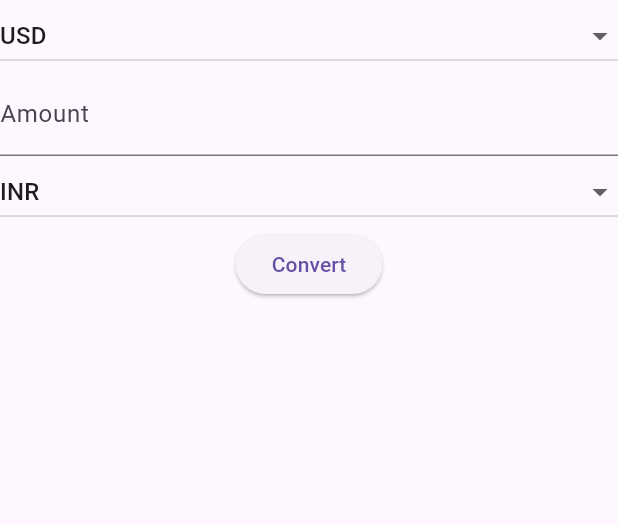
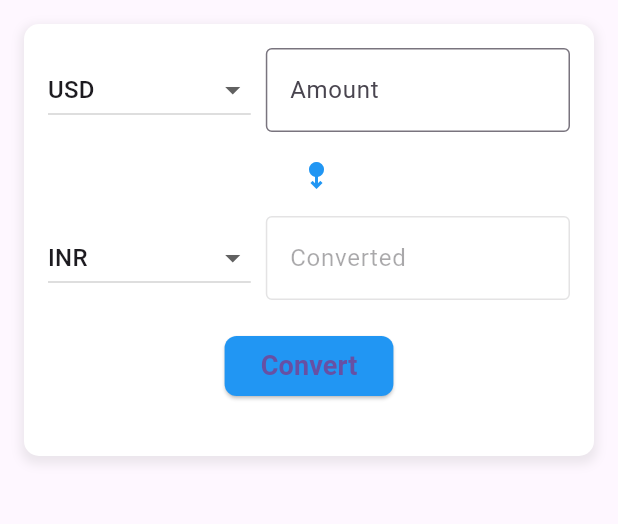
Before and after one commit to PRABHUAKASH/Currency_Conversion, a Flutter app: the screen it shows after launch, on a phone screen of 412 x 824 dp, the part 84-608 px from its top. Run offline on Flutter 3.47's test engine with Material 3 defaults, Android fonts, the phone set to English and light mode, and no system bars; our stand-ins replace dio, equatable, flutter_bloc.

Commit message:
* Dio package added to get the response from api * For name confusion change the dashboard screen name to currencyscreen * In Bloc History is created to show the history data in the UI Screen * In Currency Form design is changed and adding the circular loader for once convert the data to be update on the list * For the Screen overflow to render the two widgets conditions are changed * Conversion History is updated on the design and functionality

```diff
--- a/lib/blocs/currency_bloc.dart
+++ b/lib/blocs/currency_bloc.dart
@@ -1,8 +1,9 @@
+import 'package:Currency_Conversion/models/conversion_history.dart';
 import 'package:flutter_bloc/flutter_bloc.dart';
 import 'package:equatable/equatable.dart';
-import '../models/conversion_history.dart';
 import 'package:http/http.dart' as http;
 import 'dart:convert';
+import 'package:dio/dio.dart';
 
 // Events
 abstract class CurrencyEvent extends Equatable {
@@ -15,7 +16,11 @@ class ConvertCurrency extends CurrencyEvent {
   final String to;
   final double amount;
 
-  ConvertCurrency({required this.from, required this.to, required this.amount});
+  ConvertCurrency({
+    required this.from,
+    required this.to,
+    required this.amount,
+  });
 
   @override
   List<Object> get props => [from, to, amount];
@@ -33,11 +38,12 @@ class CurrencyLoading extends CurrencyState {}
 
 class CurrencyConverted extends CurrencyState {
   final ConversionHistory history;
+  final List<ConversionHistory> historyList;
 
-  CurrencyConverted(this.history);
+  CurrencyConverted(this.history, this.historyList);
 
   @override
-  List<Object> get props => [history];
+  List<Object> get props => [history, historyList];
 }
 
 class CurrencyError extends CurrencyState {
@@ -51,6 +57,8 @@ class CurrencyError extends CurrencyState {
 
 // Bloc
 class CurrencyBloc extends Bloc<CurrencyEvent, CurrencyState> {
+  final List<ConversionHistory> _historyList = [];
+
   CurrencyBloc() : super(CurrencyInitial()) {
     on<ConvertCurrency>(_onConvertCurrency);
   }
@@ -59,27 +67,31 @@ class CurrencyBloc extends Bloc<CurrencyEvent, CurrencyState> {
       ConvertCurrency event, Emitter<CurrencyState> emit) async {
     emit(CurrencyLoading());
     try {
-      const accessKey = '683201f3945be71e90154241bb3b99c5'; // Replace this
+      const accessKey = '683201f3945be71e90154241bb3b99c5';
       final url = Uri.parse(
-          'http://data.fixer.io/api/latest?access_key=$accessKey&base=EUR&symbols=${event.from},${event.to}');
-      final response = await http.get(url);
-      final data = json.decode(response.body);
-
+        'http://data.fixer.io/api/latest?access_key=$accessKey&base=EUR&symbols=${event.from},${event.to}',
+      );
+      final dio = Dio();
+      final response = await dio.get(url.toString());
+      final data =
+          response.data is String ? json.decode(response.data) : response.data;
       if (data['success'] == true) {
         final fromRate = data['rates'][event.from];
         final toRate = data['rates'][event.to];
         final eurAmount = event.amount / fromRate;
         final converted = eurAmount * toRate;
 
-        emit(CurrencyConverted(
-          ConversionHistory(
-            from: event.from,
-            to: event.to,
-            amount: event.amount,
-            convertedAmount: converted,
-            date: DateTime.now(),
-          ),
-        ));
+        final history = ConversionHistory(
+          from: event.from,
+          to: event.to,
+          amount: event.amount,
+          convertedAmount: converted,
+          date: DateTime.now(),
+        );
+
+        _historyList.add(history);
+
+        emit(CurrencyConverted(history, List.from(_historyList)));
       } else {
         emit(CurrencyError('Conversion failed: ${data['error']['info']}'));
       }
--- a/lib/main.dart
+++ b/lib/main.dart
@@ -21,7 +21,7 @@ class MyApp extends StatelessWidget {
     return MaterialApp(
       title: 'Currency Conversion',
       debugShowCheckedModeBanner: false,
-      home: const DashboardScreen(),
+      home: const CurrencyScreen(),
     );
   }
 }
--- a/lib/views/currency_form.dart
+++ b/lib/views/currency_form.dart
@@ -15,11 +15,33 @@ class _CurrencyFormState extends State<CurrencyForm> {
   double amount = 0.0;
   final currencies = ['USD', 'EUR', 'INR', 'GBP', 'JPY'];
 
+  final TextEditingController fromAmountController = TextEditingController();
+  final TextEditingController toAmountController = TextEditingController();
+
   @override
   Widget build(BuildContext context) {
-    return Column(
+    return Container(
+      margin: const EdgeInsets.all(16.0),
+      padding: const EdgeInsets.all(16.0),
+      decoration: BoxDecoration(
+        color: Colors.white,
+        borderRadius: BorderRadius.circular(10),
+        boxShadow: [
+          BoxShadow(
+            color: Colors.grey.withOpacity(0.2),
+            spreadRadius: 2,
+            blurRadius: 5,
+            offset: const Offset(0, 3), // changes position of shadow
+          ),
+        ],
+      ),
+      child: Column(
         children: [
-        DropdownButton<String>(
+          Row(
+            children: [
+              Expanded(
+                flex: 2,
+                child: DropdownButton<String>(
                   value: from,
                   isExpanded: true,
                   items: currencies
@@ -27,12 +49,41 @@ class _CurrencyFormState extends State<CurrencyForm> {
                       .toList(),
                   onChanged: (val) => setState(() => from = val!),
                 ),
-        TextField(
-          decoration: InputDecoration(labelText: 'Amount'),
+              ),
+              const SizedBox(width: 10),
+              Expanded(
+                flex: 3,
+                child: TextField(
+                  controller: fromAmountController,
+                  decoration: const InputDecoration(
+                      labelText: 'Amount', border: OutlineInputBorder()),
                   keyboardType: TextInputType.number,
-          onChanged: (val) => amount = double.tryParse(val) ?? 0,
+                  onChanged: (val) {
+                    amount = double.tryParse(val) ?? 0;
+                  },
+                  style: const TextStyle(
+                    fontSize: 16,
+                    color: Colors.black,
                   ),
-        DropdownButton<String>(
+                ),
+              ),
+            ],
+          ),
+          const SizedBox(height: 16),
+          Row(
+            mainAxisAlignment: MainAxisAlignment.center,
+            children: [
+              const SizedBox(width: 10),
+              Icon(Icons.swipe_down_alt, color: Colors.blue),
+            ],
+          ),
+
+          const SizedBox(height: 16),
+          Row(
+            children: [
+              Expanded(
+                flex: 2,
+                child: DropdownButton<String>(
                   value: to,
                   isExpanded: true,
                   items: currencies
@@ -40,26 +91,65 @@ class _CurrencyFormState extends State<CurrencyForm> {
                       .toList(),
                   onChanged: (val) => setState(() => to = val!),
                 ),
+              ),
+              const SizedBox(width: 10),
+              Expanded(
+                flex: 3,
+                child: TextField(
+                  controller: toAmountController,
+                  decoration: const InputDecoration(
+                      labelText: 'Converted', border: OutlineInputBorder()),
+                  enabled: false,
+                ),
+              ),
+            ],
+          ),
+
+          const SizedBox(height: 20),
           ElevatedButton(
             onPressed: () {
+              amount = 0.0;
+              fromAmountController.clear();
+              FocusScope.of(context).unfocus();
               BlocProvider.of<CurrencyBloc>(context)
                   .add(ConvertCurrency(from: from, to: to, amount: amount));
             },
-          child: Text('Convert'),
+            style: ElevatedButton.styleFrom(
+              backgroundColor: Colors.blue,
+              shape: RoundedRectangleBorder(
+                borderRadius: BorderRadius.circular(8),
               ),
-        BlocBuilder<CurrencyBloc, CurrencyState>(
+            ),
+            child: const Text('Convert',
+                style: TextStyle(fontSize: 18, fontWeight: FontWeight.bold)),
+          ),
+
+          const SizedBox(height: 20),
+
+          /// Bloc Result
+          BlocListener<CurrencyBloc, CurrencyState>(
+            listener: (context, state) {
+              if (state is CurrencyConverted) {
+                setState(() {
+                  toAmountController.text =
+                      state.history.convertedAmount.toStringAsFixed(2);
+                });
+              }
+            },
+            child: BlocBuilder<CurrencyBloc, CurrencyState>(
               builder: (context, state) {
-            if (state is CurrencyLoading) return CircularProgressIndicator();
-            if (state is CurrencyConverted) {
-              return Text(
-                  '${state.history.convertedAmount.toStringAsFixed(2)} ${state.history.to}');
+                if (state is CurrencyLoading)
+                  return CircularProgressIndicator();
+                if (state is CurrencyError) {
+                  return Text(state.message,
+                      style: const TextStyle(color: Colors.red));
                 }
-            if (state is CurrencyError)
-              return Text(state.message, style: TextStyle(color: Colors.red));
-            return Container();
+                return const SizedBox();
               },
             ),
+          ),
         ],
+      ),
     );
   }
 }
--- a/lib/views/dashboard.dart
+++ b/lib/views/dashboard.dart
@@ -1,31 +1,45 @@
-import 'package:Currency_Conversion/views/currency_form.dart';
 import 'package:flutter/material.dart';
+import 'package:flutter_bloc/flutter_bloc.dart';
+import '../blocs/currency_bloc.dart';
+import '../views/currency_form.dart';
+import '../views/history_list.dart';
+import '../models/conversion_history.dart';
 
-class DashboardScreen extends StatefulWidget {
-  const DashboardScreen({super.key});
-
-  @override
-  State<DashboardScreen> createState() => _DashboardScreenState();
-}
-
-class _DashboardScreenState extends State<DashboardScreen> {
-  final List<dynamic> historyList = [];
+class CurrencyScreen extends StatelessWidget {
+  const CurrencyScreen({super.key});
 
   @override
   Widget build(BuildContext context) {
     return Scaffold(
       appBar: AppBar(
-        title: Text("Currency Converter",
-            style: TextStyle(
-                fontSize: 24,
-                fontWeight: FontWeight.bold,
-                color: Colors.white)),
+        title: const Text(
+          'Currency Converter',
+          style: TextStyle(
+            fontSize: 24,
+            fontWeight: FontWeight.bold,
+            color: Colors.white,
+          ),
+        ),
         backgroundColor: Colors.blue,
       ),
       body: SafeArea(
         child: Column(
           children: [
-            CurrencyForm(),
+            const CurrencyForm(), // ⬅️ Form stays at the top
+            const SizedBox(height: 20),
+            Expanded(
+              child: BlocBuilder<CurrencyBloc, CurrencyState>(
+                builder: (context, state) {
+                  List<ConversionHistory> history = [];
+
+                  if (state is CurrencyConverted) {
+                    history = state.historyList;
+                  }
+
+                  return HistoryList(history: history);
+                },
+              ),
+            ),
           ],
         ),
       ),
--- a/pubspec.yaml
+++ b/pubspec.yaml
@@ -39,6 +39,8 @@ dependencies:
   provider: ^6.1.5
   flutter_bloc: ^9.1.1
   equatable: ^2.0.5
+  intl: ^0.18.1
+  dio: ^5.8.0+1
 
 dev_dependencies:
   flutter_test:
```
Lines whose indentation alone changed are shown as unchanged.
